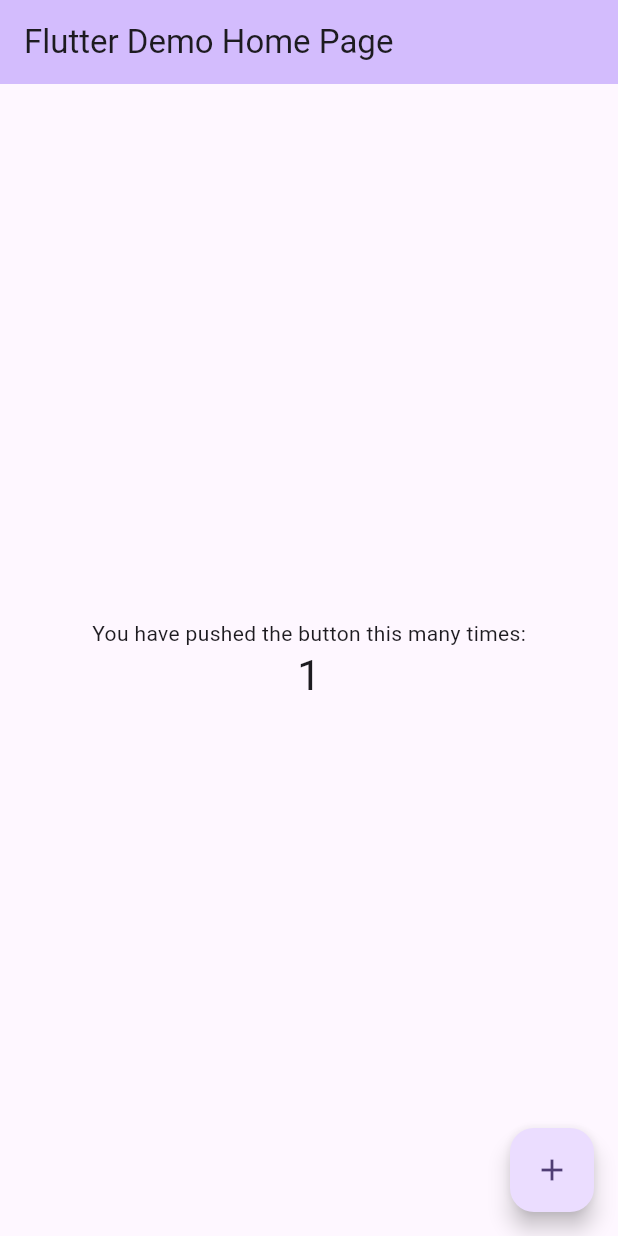
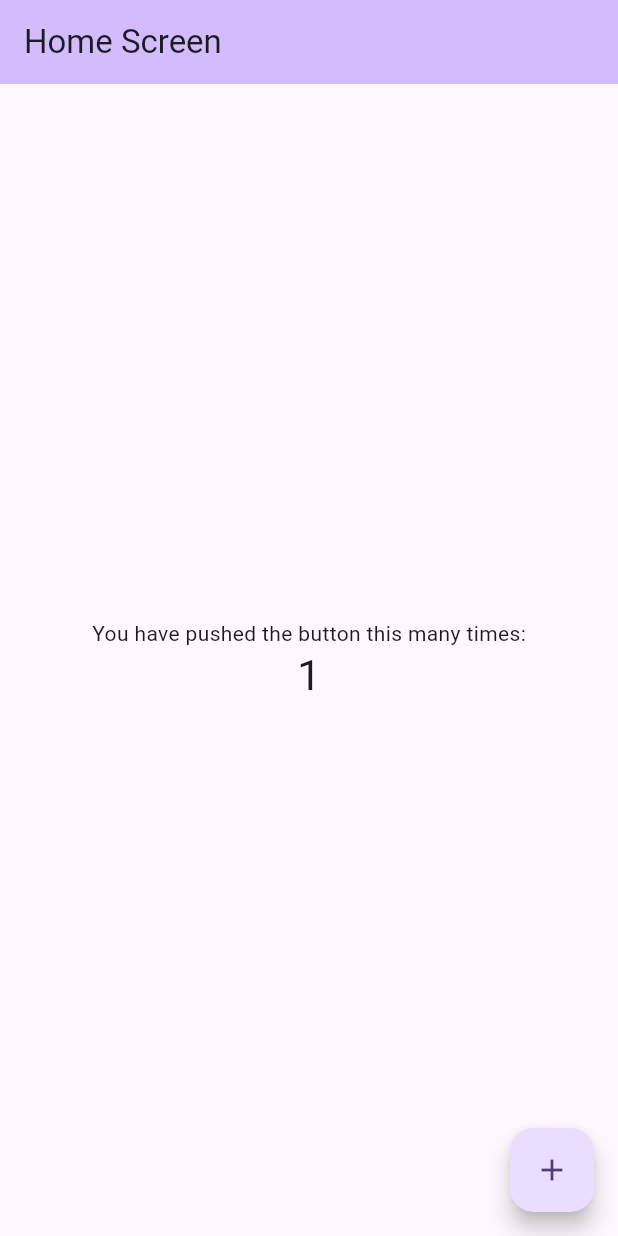
Before and after one commit to MR-Square/CounterApp, a Flutter app: the screen it shows after launch, after a tap on the "add" icon, on a phone screen of 412 x 824 dp. Run offline on Flutter 3.47's test engine with Material 3 defaults, Android fonts, the phone set to English and light mode, and no system bars.

Commit message:
home screen & provider package added

```diff
--- a/lib/main.dart
+++ b/lib/main.dart
@@ -1,3 +1,4 @@
+import 'package:counter_app/screens/home_screen.dart';
 import 'package:flutter/material.dart';
 
 void main() {
@@ -12,99 +13,12 @@ class MyApp extends StatelessWidget {
   Widget build(BuildContext context) {
     return MaterialApp(
       title: 'Flutter Demo',
+      debugShowCheckedModeBanner: false,
       theme: ThemeData(
         colorScheme: ColorScheme.fromSeed(seedColor: Colors.deepPurple),
         useMaterial3: true,
       ),
-      home: const MyHomePage(title: 'Flutter Demo Home Page'),
+      home: const HomeScreen(),
     );
   }
 }
-
-class MyHomePage extends StatefulWidget {
-  const MyHomePage({super.key, required this.title});
-
-  // This widget is the home page of your application. It is stateful, meaning
-  // that it has a State object (defined below) that contains fields that affect
-  // how it looks.
-
-  // This class is the configuration for the state. It holds the values (in this
-  // case the title) provided by the parent (in this case the App widget) and
-  // used by the build method of the State. Fields in a Widget subclass are
-  // always marked "final".
-
-  final String title;
-
-  @override
-  State<MyHomePage> createState() => _MyHomePageState();
-}
-
-class _MyHomePageState extends State<MyHomePage> {
-  int _counter = 0;
-
-  void _incrementCounter() {
-    setState(() {
-      // This call to setState tells the Flutter framework that something has
-      // changed in this State, which causes it to rerun the build method below
-      // so that the display can reflect the updated values. If we changed
-      // _counter without calling setState(), then the build method would not be
-      // called again, and so nothing would appear to happen.
-      _counter++;
-    });
-  }
-
-  @override
-  Widget build(BuildContext context) {
-    // This method is rerun every time setState is called, for instance as done
-    // by the _incrementCounter method above.
-    //
-    // The Flutter framework has been optimized to make rerunning build methods
-    // fast, so that you can just rebuild anything that needs updating rather
-    // than having to individually change instances of widgets.
-    return Scaffold(
-      appBar: AppBar(
-        // TRY THIS: Try changing the color here to a specific color (to
-        // Colors.amber, perhaps?) and trigger a hot reload to see the AppBar
-        // change color while the other colors stay the same.
-        backgroundColor: Theme.of(context).colorScheme.inversePrimary,
-        // Here we take the value from the MyHomePage object that was created by
-        // the App.build method, and use it to set our appbar title.
-        title: Text(widget.title),
-      ),
-      body: Center(
-        // Center is a layout widget. It takes a single child and positions it
-        // in the middle of the parent.
-        child: Column(
-          // Column is also a layout widget. It takes a list of children and
-          // arranges them vertically. By default, it sizes itself to fit its
-          // children horizontally, and tries to be as tall as its parent.
-          //
-          // Column has various properties to control how it sizes itself and
-          // how it positions its children. Here we use mainAxisAlignment to
-          // center the children vertically; the main axis here is the vertical
-          // axis because Columns are vertical (the cross axis would be
-          // horizontal).
-          //
-          // TRY THIS: Invoke "debug painting" (choose the "Toggle Debug Paint"
-          // action in the IDE, or press "p" in the console), to see the
-          // wireframe for each widget.
-          mainAxisAlignment: MainAxisAlignment.center,
-          children: <Widget>[
-            const Text(
-              'You have pushed the button this many times:',
-            ),
-            Text(
-              '$_counter',
-              style: Theme.of(context).textTheme.headlineMedium,
-            ),
-          ],
-        ),
-      ),
-      floatingActionButton: FloatingActionButton(
-        onPressed: _incrementCounter,
-        tooltip: 'Increment',
-        child: const Icon(Icons.add),
-      ), // This trailing comma makes auto-formatting nicer for build methods.
-    );
-  }
-}
--- a/lib/screens/home_screen.dart
+++ b/lib/screens/home_screen.dart
@@ -8,13 +8,40 @@ class HomeScreen extends StatefulWidget {
 }
 
 class _HomeScreenState extends State<HomeScreen> {
+  int _counter = 0;
+
+  void _incrementCounter() {
+    setState(() {
+      _counter++;
+    });
+  }
+
   @override
   Widget build(BuildContext context) {
     return Scaffold(
       appBar: AppBar(
+        backgroundColor: Theme.of(context).colorScheme.inversePrimary,
         title: const Text('Home Screen'),
       ),
-      body: const Center(),
+      body: Center(
+        child: Column(
+          mainAxisAlignment: MainAxisAlignment.center,
+          children: <Widget>[
+            const Text(
+              'You have pushed the button this many times:',
+            ),
+            Text(
+              '$_counter',
+              style: Theme.of(context).textTheme.headlineMedium,
+            ),
+          ],
+        ),
+      ),
+      floatingActionButton: FloatingActionButton(
+        onPressed: _incrementCounter,
+        tooltip: 'Increment',
+        child: const Icon(Icons.add),
+      ),
     );
   }
 }
--- a/pubspec.yaml
+++ b/pubspec.yaml
@@ -35,6 +35,7 @@ dependencies:
   # The following adds the Cupertino Icons font to your application.
   # Use with the CupertinoIcons class for iOS style icons.
   cupertino_icons: ^1.0.8
+  provider: ^6.1.2
 
 dev_dependencies:
   flutter_test:
```
Also changed, not shown: pubspec.lock.
